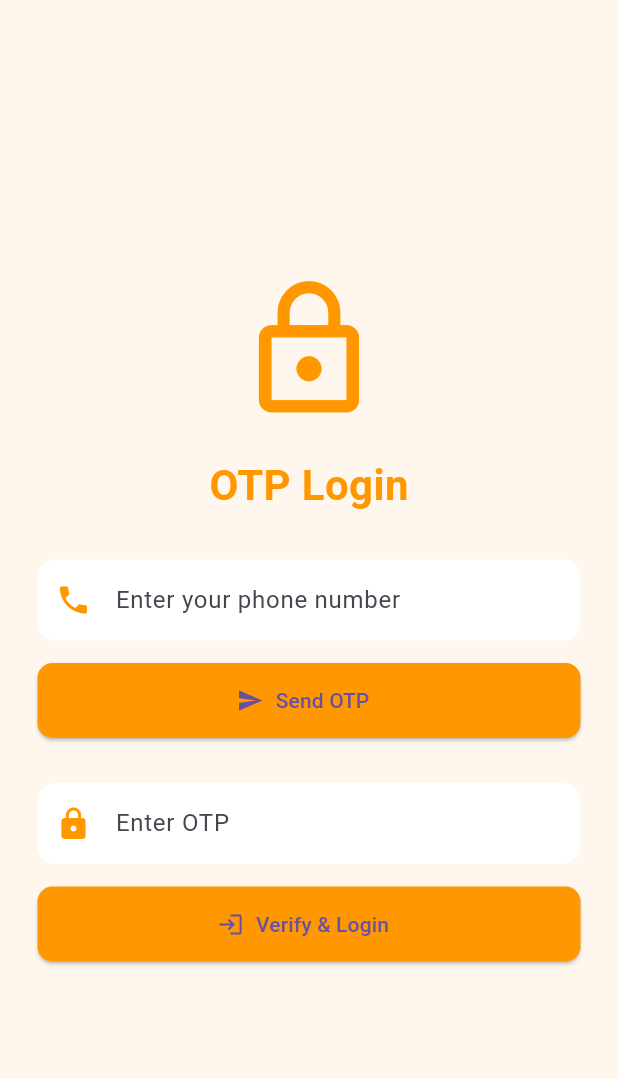
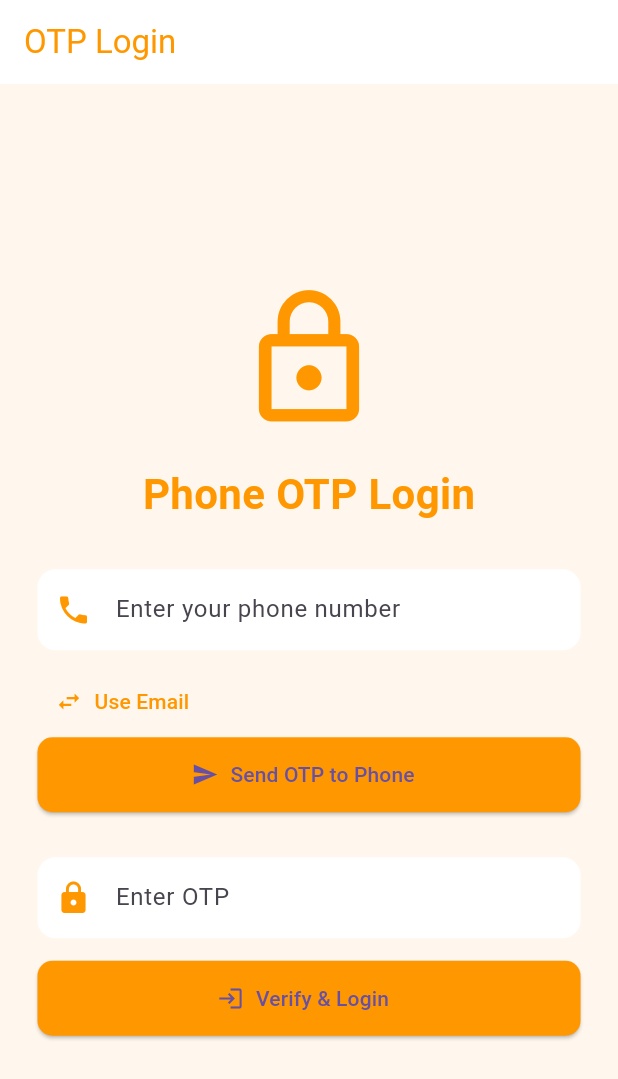
Before and after one commit to Sushil-Jeengar/tutor_booking, a Flutter app: the screen it shows after launch, on a phone screen of 412 x 824 dp. Shown: the top 1079 px of the screen. Run offline on Flutter 3.47's test engine with Material 3 defaults, Android fonts, the phone set to English and light mode, and no system bars.

Commit message:
switchig otp

```diff
--- a/lib/otp_login.dart
+++ b/lib/otp_login.dart
@@ -1,5 +1,6 @@
 import 'package:flutter/material.dart';
 import 'main.dart';
+import 'dart:math';
 
 class OtpLoginScreen extends StatefulWidget {
   const OtpLoginScreen({super.key});
@@ -9,21 +10,69 @@ class OtpLoginScreen extends StatefulWidget {
 }
 
 class _OtpLoginScreenState extends State<OtpLoginScreen> {
-  final TextEditingController _phoneController = TextEditingController();
+  final TextEditingController _inputController = TextEditingController();
   final TextEditingController _otpController = TextEditingController();
   String _generatedOtp = '';
+  String _selectedOption = 'Phone'; // Default is Phone
+
+  void _toggleOption() {
+    setState(() {
+      _selectedOption = _selectedOption == 'Phone' ? 'Email' : 'Phone';
+      _inputController.clear();
+    });
+  }
 
   void _generateOtp() {
     setState(() {
-      _generatedOtp =
-          (1000 + (9999 * (DateTime.now().millisecondsSinceEpoch % 1000) / 1000))
-              .toInt()
-              .toString();
+      _generatedOtp = (1000 + Random().nextInt(9000)).toString();
     });
-    ScaffoldMessenger.of(context).showSnackBar(
-      SnackBar(content: Text('Your OTP is $_generatedOtp')),
+
+    showDialog(
+      context: context,
+      barrierDismissible: false, // Prevent manual dismiss during 2 seconds
+      builder: (context) {
+        return Align(
+          alignment: Alignment.topCenter,
+          child: Padding(
+            padding: const EdgeInsets.only(top: 100.0),
+            child: Material(
+              color: Colors.transparent,
+              child: Container(
+                margin: const EdgeInsets.symmetric(horizontal: 50),
+                padding: const EdgeInsets.all(20),
+                decoration: BoxDecoration(
+                  color: Colors.orange.shade100,
+                  borderRadius: BorderRadius.circular(10),
+                ),
+                child: Column(
+                  mainAxisSize: MainAxisSize.min,
+                  children: [
+                    const Icon(Icons.sms, color: Colors.orange, size: 30),
+                    const SizedBox(height: 10),
+                    Text(
+                      'Your OTP is $_generatedOtp',
+                      style: const TextStyle(
+                        fontSize: 18,
+                        fontWeight: FontWeight.bold,
+                        color: Colors.orange,
+                      ),
+                      textAlign: TextAlign.center,
+                    ),
+                  ],
+                ),
+              ),
+            ),
+          ),
+        );
+      },
     );
+
+    Future.delayed(const Duration(seconds: 2), () {
+      Navigator.of(context, rootNavigator: true).pop();
+    });
   }
+
+
 
   void _verifyOtp() {
     if (_otpController.text == _generatedOtp) {
@@ -42,6 +91,11 @@ class _OtpLoginScreenState extends State<OtpLoginScreen> {
   Widget build(BuildContext context) {
     return Scaffold(
       backgroundColor: const Color(0xFFFFF7ED),
+      appBar: AppBar(
+        backgroundColor: Colors.white,
+        elevation: 0,
+        title: const Text('OTP Login', style: TextStyle(color: Colors.orange)),
+      ),
       body: Center(
         child: SingleChildScrollView(
           child: Padding(
@@ -51,9 +105,9 @@ class _OtpLoginScreenState extends State<OtpLoginScreen> {
               children: [
                 const Icon(Icons.lock_outline, size: 100, color: Colors.orange),
                 const SizedBox(height: 20),
-                const Text(
-                  'OTP Login',
-                  style: TextStyle(
+                Text(
+                  _selectedOption == 'Phone' ? 'Phone OTP Login' : 'Email OTP Login',
+                  style: const TextStyle(
                     fontSize: 28,
                     fontWeight: FontWeight.bold,
                     color: Colors.orange,
@@ -61,11 +115,14 @@ class _OtpLoginScreenState extends State<OtpLoginScreen> {
                 ),
                 const SizedBox(height: 30),
                 TextField(
-                  controller: _phoneController,
-                  keyboardType: TextInputType.phone,
+                  controller: _inputController,
+                  keyboardType: _selectedOption == 'Phone' ? TextInputType.phone : TextInputType.emailAddress,
                   decoration: InputDecoration(
-                    prefixIcon: const Icon(Icons.phone, color: Colors.orange),
-                    hintText: 'Enter your phone number',
+                    prefixIcon: Icon(
+                      _selectedOption == 'Phone' ? Icons.phone : Icons.email,
+                      color: Colors.orange,
+                    ),
+                    hintText: _selectedOption == 'Phone' ? 'Enter your phone number' : 'Enter your email address',
                     filled: true,
                     fillColor: Colors.white,
                     contentPadding: const EdgeInsets.symmetric(vertical: 15, horizontal: 15),
@@ -75,17 +132,33 @@ class _OtpLoginScreenState extends State<OtpLoginScreen> {
                     ),
                   ),
                 ),
-                const SizedBox(height: 15),
+
+                const SizedBox(height: 10),
+                Row(
+                  children: [
+                    TextButton.icon(
+                      onPressed: _toggleOption,
+                      icon: const Icon(Icons.swap_horiz, color: Colors.orange),
+                      label: Text(
+                        _selectedOption == 'Phone' ? 'Use Email' : 'Use Phone',
+                        style: const TextStyle(color: Colors.orange),
+                      ),
+                    ),
+                    const Spacer(),
+                  ],
+                ),
+
                 ElevatedButton.icon(
                   onPressed: _generateOtp,
                   icon: const Icon(Icons.send),
-                  label: const Text('Send OTP'),
+                  label: Text('Send OTP to $_selectedOption'),
                   style: ElevatedButton.styleFrom(
                     backgroundColor: Colors.orange,
                     minimumSize: const Size(double.infinity, 50),
                     shape: RoundedRectangleBorder(borderRadius: BorderRadius.circular(10)),
                   ),
                 ),
+
                 const SizedBox(height: 30),
                 TextField(
                   controller: _otpController,
```
